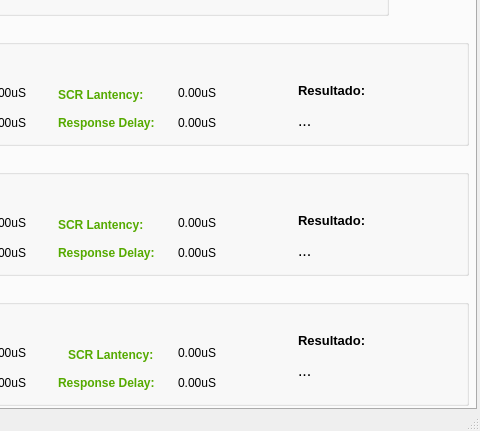
The window that ui/uiConverter/mainWindowUi.ui (a21674/IPCA_Bitalino-EDA-Python) describes before a commit, drawn with Qt 5; both pictures show x 614 to 1094 and y 201 to 632 of the 1094 by 632 pixel window.
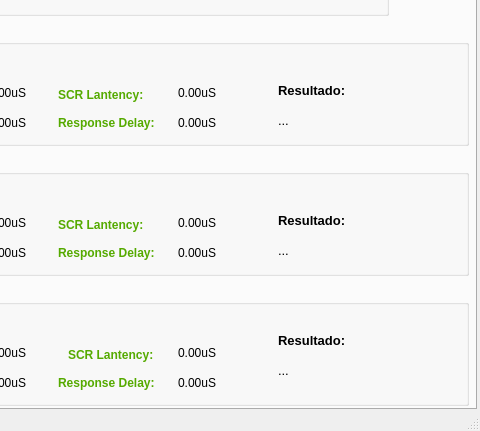
The same window after the commit. The open tabs and pages were chosen to show the change.

Patch:
```diff
--- a/ui/uiConverter/mainWindowUi.ui
+++ b/ui/uiConverter/mainWindowUi.ui
@@ -727,7 +727,7 @@
       <widget class="QLabel" name="label_Resultado_Q1">
        <property name="geometry">
         <rect>
-         <x>900</x>
+         <x>880</x>
          <y>80</y>
          <width>171</width>
          <height>31</height>
@@ -735,7 +735,7 @@
        </property>
        <property name="font">
         <font>
-         <pointsize>12</pointsize>
+         <pointsize>10</pointsize>
         </font>
        </property>
        <property name="text">
@@ -812,7 +812,7 @@
       <widget class="QLabel" name="label_60">
        <property name="geometry">
         <rect>
-         <x>900</x>
+         <x>880</x>
          <y>50</y>
          <width>111</width>
          <height>31</height>
@@ -1297,7 +1297,7 @@
       <widget class="QLabel" name="label_53">
        <property name="geometry">
         <rect>
-         <x>900</x>
+         <x>880</x>
          <y>50</y>
          <width>111</width>
          <height>31</height>
@@ -1393,7 +1393,7 @@
       <widget class="QLabel" name="label_Resultado_Q2">
        <property name="geometry">
         <rect>
-         <x>900</x>
+         <x>880</x>
          <y>80</y>
          <width>171</width>
          <height>31</height>
@@ -1401,7 +1401,7 @@
        </property>
        <property name="font">
         <font>
-         <pointsize>12</pointsize>
+         <pointsize>10</pointsize>
         </font>
        </property>
        <property name="text">
@@ -1513,7 +1513,7 @@
       <widget class="QLabel" name="label_Resultado_Q3">
        <property name="geometry">
         <rect>
-         <x>900</x>
+         <x>880</x>
          <y>70</y>
          <width>171</width>
          <height>31</height>
@@ -1521,7 +1521,7 @@
        </property>
        <property name="font">
         <font>
-         <pointsize>12</pointsize>
+         <pointsize>10</pointsize>
         </font>
        </property>
        <property name="text">
@@ -1736,7 +1736,7 @@
       <widget class="QLabel" name="label_62">
        <property name="geometry">
         <rect>
-         <x>900</x>
+         <x>880</x>
          <y>40</y>
          <width>111</width>
          <height>31</height>
```
Left out of the diff: 2 changed lines with no effect on the pictures.
